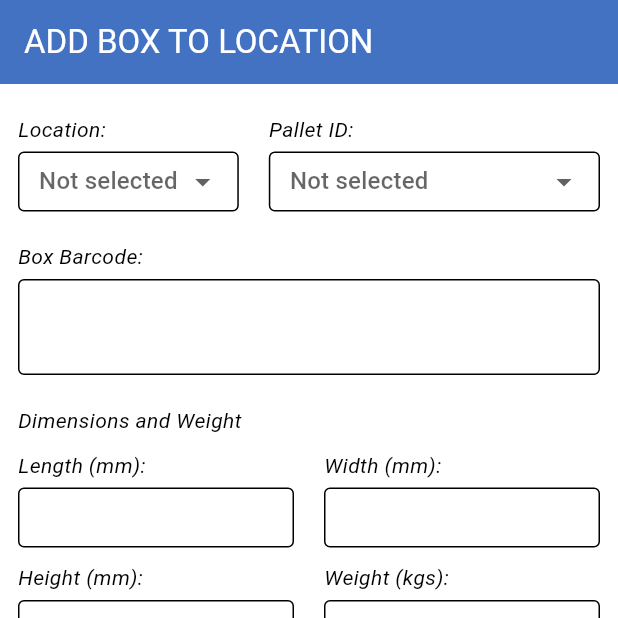
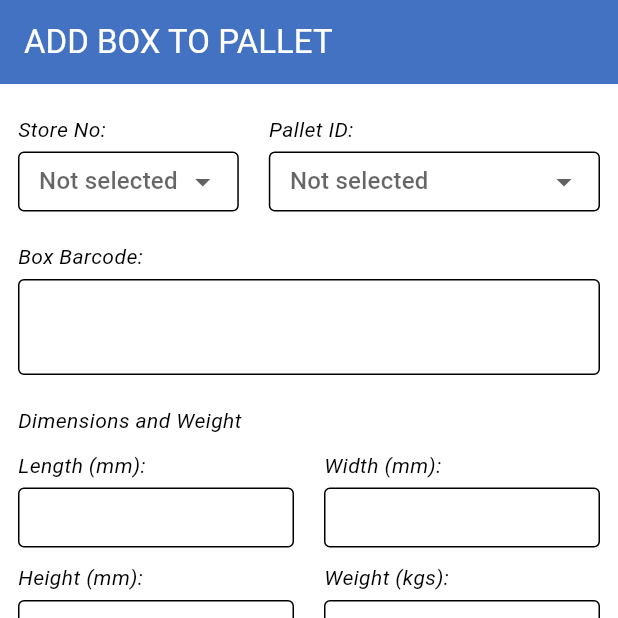
Before and after one commit to Abduraimbek/wareco_2, a Flutter app: the screen it shows after launch, on a phone screen of 412 x 824 dp, the top half of it. Run offline on Flutter 3.47's test engine with Material 2 defaults, Android fonts, the phone set to English and light mode, and no system bars; our stand-ins replace connectivity_plus, equatable, flutter_riverpod, freezed_annotation, riverpod_annotation; generated files the repository leaves out were written again.

Commit message:
Some changes

```diff
--- a/lib/src/features/functionalities/box/add_box_to_location/presentation/controller/add_box_to_location_controller.dart
+++ b/lib/src/features/functionalities/box/add_box_to_location/presentation/controllers/add_box_to_location_controller.dart
@@ -21,6 +21,12 @@ class AddBoxToLocationController extends _$AddBoxToLocationController {
 
   Future<void> okPressed() async {
     state = const AddBoxToLocationState.loading();
+
+    final wifi = await ref.read(wifiStatusProvider.notifier).checkConnection();
+    if (!wifi) {
+      state = const AddBoxToLocationState.initial();
+      return;
+    }
 
     final location = ref.read(selectedLocationControllerProvider);
     final palletId = ref.read(selectedPalletIdControllerProvider);
--- a/lib/src/features/functionalities/box/add_box_to_location/presentation/views/add_box_to_location_view.dart
+++ b/lib/src/features/functionalities/box/add_box_to_location/presentation/views/add_box_to_location_view.dart
@@ -2,7 +2,7 @@ import 'package:flutter/material.dart';
 import 'package:flutter_riverpod/flutter_riverpod.dart';
 import 'package:wareco_2/src/features/functionalities/functionalities.dart';
 
-import '../controller/add_box_to_location_controller.dart';
+import '../controllers/add_box_to_location_controller.dart';
 
 class AddBoxToLocationView extends ConsumerWidget {
   const AddBoxToLocationView({super.key});
@@ -28,7 +28,9 @@ class AddBoxToLocationView extends ConsumerWidget {
           ref.read(addBoxToLocationControllerProvider.notifier).okPressed();
         }
       },
-      resetPressed: () {},
+      resetPressed: () {
+        ref.invalidate(addBoxToLocationControllerProvider);
+      },
       children: [
         Row(
           children: const [
--- a/lib/src/features/functionalities/box/add_box_to_pallet/presentation/views/add_box_to_pallet_view.dart
+++ b/lib/src/features/functionalities/box/add_box_to_pallet/presentation/views/add_box_to_pallet_view.dart
@@ -1,16 +1,62 @@
 import 'package:flutter/material.dart';
 import 'package:flutter_riverpod/flutter_riverpod.dart';
 import 'package:wareco_2/src/features/functionalities/functionalities.dart';
+
+import '../controllers/add_box_to_pallet_controller.dart';
 
 class AddBoxToPalletView extends ConsumerWidget {
   const AddBoxToPalletView({Key? key}) : super(key: key);
 
   @override
   Widget build(BuildContext context, WidgetRef ref) {
+    final state = ref.watch(addBoxToPalletControllerProvider);
+    String data = '';
+    state.when(
+      error: (message) => data = message,
+      loading: (message) => data = message,
+      initial: () => data = '',
+      success: (box, pallet) => data = 'Box "$box" added to Pallet "$pallet".',
+    );
+
     return FunctionalityPageScaffold(
-      okPressed: () {},
-      resetPressed: () {},
-      children: const [],
+      okPressed: () {
+        if (storeNoKey.currentState!.validate() &&
+            palletIdKey.currentState!.validate() &&
+            barcodeKey.currentState!.validate() &&
+            dimensionsAndWeightKey.currentState!.validate()) {
+          ref.read(addBoxToPalletControllerProvider.notifier).okPressed();
+        }
+      },
+      resetPressed: () {
+        ref.invalidate(addBoxToPalletControllerProvider);
+      },
+      children: [
+        Row(
+          children: const [
+            Expanded(
+              flex: 2,
+              child: StoreNoDropDown(),
+            ),
+            SizedBox(width: 20),
+            Expanded(
+              flex: 3,
+              child: PalletIdDropDown(),
+            ),
+          ],
+        ),
+        const SizedBox(height: 20),
+        BoxBarcodeListenerWidget(
+          onBarcodeListened: (value) {
+            ref
+                .read(addBoxToPalletControllerProvider.notifier)
+                .onBarcodeScanned(value);
+          },
+        ),
+        const SizedBox(height: 20),
+        const DimensionsAndWeight(),
+        const SizedBox(height: 20),
+        BuildResultWidget(data: data),
+      ],
     );
   }
 }
--- a/lib/src/features/home/presentation/provider/home_provider.dart
+++ b/lib/src/features/home/presentation/provider/home_provider.dart
@@ -15,7 +15,7 @@ List<Functions> functionsByMenu(FunctionsByMenuRef ref) {
 class SelectedFunction extends _$SelectedFunction {
   @override
   Functions build() {
-    return Functions.addBoxToLocation;
+    return Functions.addBoxToPallet;
   }
 
   void onFunctionPressed(BuildContext context, Functions function) {
```
Also changed, not shown: lib/src/features/functionalities/box/add_box_to_pallet/presentation/controllers/add_box_to_pallet_controller.dart (added, +60 -0 lines), lib/src/features/functionalities/shared/functionality_page_scaffold.dart (+32 -0 lines).
